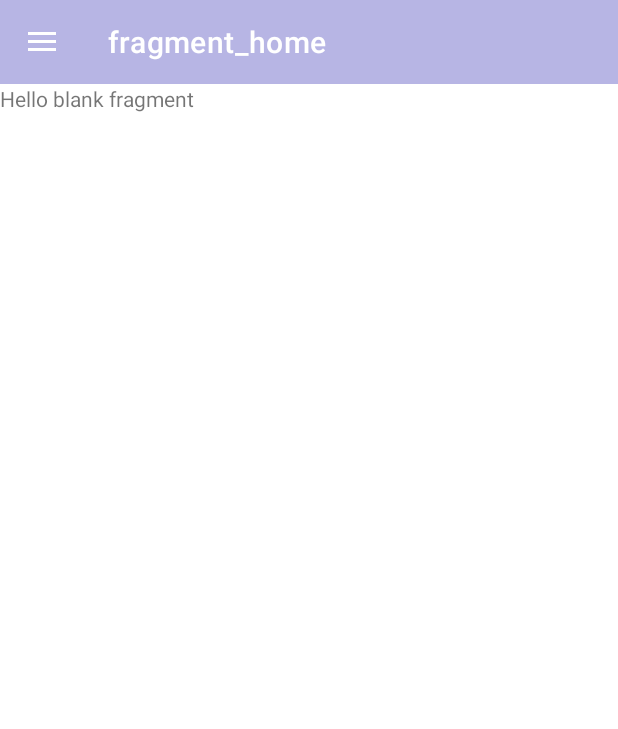
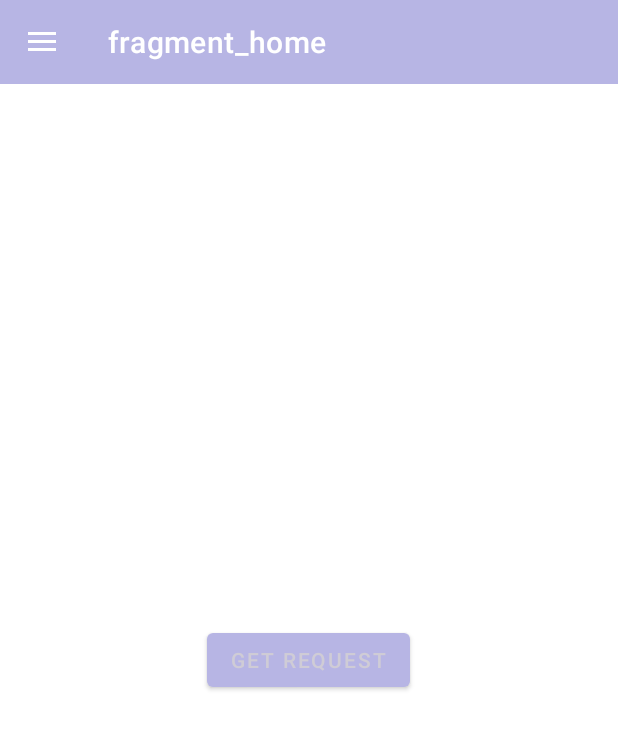
Before and after one commit to sotopro/coolnewshopapp, an Android app: the screen it shows after launch (MainActivity), on a phone screen of 412 x 824 dp. Shown: the top 729 px of the screen. Run offline under Robolectric (Android 15) with nearby library versions, the phone set to English and light mode, and no system bars; our stand-ins replace navigation-ui.

Commit message:
[feature] - add api service in home fragment

```diff
--- a/app/build.gradle
+++ b/app/build.gradle
@@ -39,6 +39,8 @@ dependencies {
     implementation 'androidx.constraintlayout:constraintlayout:2.1.4'
     implementation 'androidx.navigation:navigation-fragment-ktx:2.5.0'
     implementation 'androidx.navigation:navigation-ui-ktx:2.5.0'
+    implementation 'com.squareup.retrofit2:retrofit:2.9.0'
+    implementation 'com.squareup.retrofit2:converter-gson:2.9.0'
     testImplementation 'junit:junit:4.13.2'
     androidTestImplementation 'androidx.test.ext:junit:1.1.3'
     androidTestImplementation 'androidx.test.espresso:espresso-core:3.4.0'
--- a/app/src/main/AndroidManifest.xml
+++ b/app/src/main/AndroidManifest.xml
@@ -2,6 +2,8 @@
 <manifest xmlns:android="http://schemas.android.com/apk/res/android"
     xmlns:tools="http://schemas.android.com/tools"
     package="com.example.examplenavigationdrawer">
+
+    <uses-permission android:name="android.permission.INTERNET" />
 
     <application
         android:allowBackup="true"
--- /dev/null
+++ b/app/src/main/java/com/example/examplenavigationdrawer/ApiService.kt
@@ -0,0 +1,9 @@
+package com.example.examplenavigationdrawer
+
+import retrofit2.http.GET
+import retrofit2.Call
+
+interface ApiService {
+    @GET("/products")
+    fun getProducts(): Call<List<ProductModel>>
+}
--- a/app/src/main/java/com/example/examplenavigationdrawer/HomeFragment.kt
+++ b/app/src/main/java/com/example/examplenavigationdrawer/HomeFragment.kt
@@ -1,10 +1,14 @@
 package com.example.examplenavigationdrawer
 
 import android.os.Bundle
+import android.util.Log
 import androidx.fragment.app.Fragment
 import android.view.LayoutInflater
 import android.view.View
 import android.view.ViewGroup
+import retrofit2.Call
+import retrofit2.Callback
+import retrofit2.Response
 
 // TODO: Rename parameter arguments, choose names that match
 // the fragment initialization parameters, e.g. ARG_ITEM_NUMBER
@@ -33,8 +37,25 @@ class HomeFragment : Fragment() {
         inflater: LayoutInflater, container: ViewGroup?,
         savedInstanceState: Bundle?
     ): View? {
-        // Inflate the layout for this fragment
-        return inflater.inflate(R.layout.fragment_home, container, false)
+        val view = inflater.inflate(R.layout.fragment_home, container, false)
+        val getButton = view.findViewById<View>(R.id.get_button)
+
+        val serviceGenerator = ServiceGenerator.buildService(ApiService::class.java)
+        val call = serviceGenerator.getProducts()
+
+        getButton.setOnClickListener {
+            call.enqueue(object : Callback<List<ProductModel>> {
+                override fun onResponse(call: Call<List<ProductModel>>, response: Response<List<ProductModel>>) {
+                    val products = response.body()
+                    Log.d("HomeFragment", "Products: $products")
+                }
+
+                override fun onFailure(call: Call<List<ProductModel>>, t: Throwable) {
+                    Log.d("HomeFragment", "Error: ${t.message}")
+                }
+            })
+        }
+        return view
     }
 
     companion object {
--- /dev/null
+++ b/app/src/main/java/com/example/examplenavigationdrawer/ServiceGenerator.kt
@@ -0,0 +1,19 @@
+package com.example.examplenavigationdrawer
+
+import okhttp3.OkHttpClient
+import retrofit2.Retrofit
+import retrofit2.converter.gson.GsonConverterFactory
+
+object ServiceGenerator {
+    private val client = OkHttpClient.Builder().build()
+
+    private val retrofit = Retrofit.Builder()
+        .baseUrl("https://62d83b609c8b5185c785be8c.mockapi.io")
+        .addConverterFactory(GsonConverterFactory.create())
+        .client(client)
+        .build()
+
+    fun <T> buildService(serviceClass: Class<T>): T {
+        return retrofit.create(serviceClass)
+    }
+}
--- a/app/src/main/res/layout/fragment_home.xml
+++ b/app/src/main/res/layout/fragment_home.xml
@@ -4,11 +4,12 @@
     android:layout_width="match_parent"
     android:layout_height="match_parent"
     tools:context=".HomeFragment">
-
-    <!-- TODO: Update blank fragment layout -->
-    <TextView
-        android:layout_width="match_parent"
-        android:layout_height="match_parent"
-        android:text="@string/hello_blank_fragment" />
+    <Button
+        android:id="@+id/get_button"
+        android:layout_width="wrap_content"
+        android:layout_height="wrap_content"
+        android:text="Get Request"
+        android:layout_gravity="center"
+        />
 
 </FrameLayout>
```
Also changed, not shown: app/src/main/java/com/example/examplenavigationdrawer/ProductModel.kt (added, +12 -0 lines).
